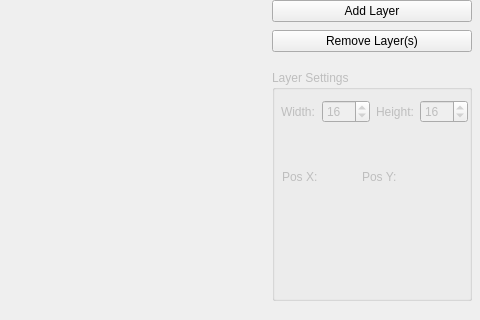
Old version of the form editor/main_window.ui in the repository Malekblubb/revenge_of_the_pixel_cat; both pictures show x 888 to 1368 and y 400 to 720 of the 1368 by 720 pixel window.
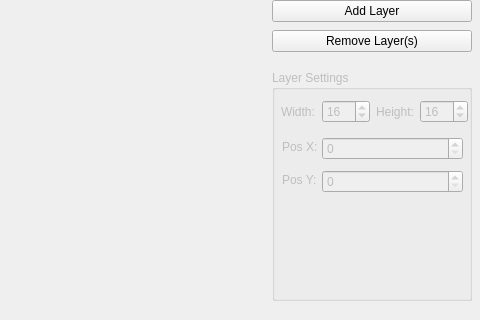
New version of the form. Custom widgets are drawn as their Qt base class.

Commit message: added pos x, pos y ui elements

What changed in the file:
```diff
--- a/editor/main_window.ui
+++ b/editor/main_window.ui
@@ -427,7 +427,7 @@
      <property name="geometry">
       <rect>
        <x>10</x>
-       <y>100</y>
+       <y>70</y>
        <width>37</width>
        <height>14</height>
       </rect>
@@ -439,8 +439,8 @@
     <widget class="QLabel" name="label_10">
      <property name="geometry">
       <rect>
-       <x>90</x>
-       <y>100</y>
+       <x>10</x>
+       <y>103</y>
        <width>37</width>
        <height>14</height>
       </rect>
@@ -449,6 +449,44 @@
       <string>Pos Y:</string>
      </property>
     </widget>
+    <widget class="QSpinBox" name="sb_layer_pos_x">
+     <property name="geometry">
+      <rect>
+       <x>50</x>
+       <y>67</y>
+       <width>141</width>
+       <height>23</height>
+      </rect>
+     </property>
+     <property name="minimum">
+      <number>0</number>
+     </property>
+     <property name="maximum">
+      <number>100000</number>
+     </property>
+     <property name="value">
+      <number>0</number>
+     </property>
+    </widget>
+    <widget class="QSpinBox" name="sb_layer_pos_y">
+     <property name="geometry">
+      <rect>
+       <x>50</x>
+       <y>100</y>
+       <width>141</width>
+       <height>23</height>
+      </rect>
+     </property>
+     <property name="minimum">
+      <number>0</number>
+     </property>
+     <property name="maximum">
+      <number>100000</number>
+     </property>
+     <property name="value">
+      <number>0</number>
+     </property>
+    </widget>
    </widget>
   </widget>
  </widget>
```
The commit also changes 2 other files.
